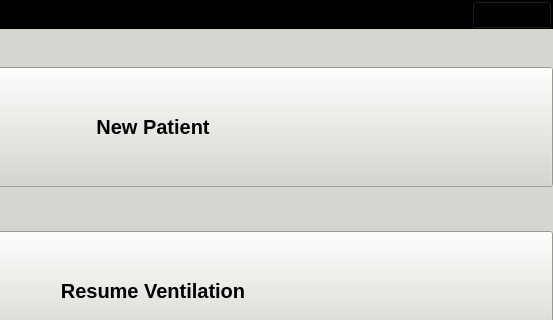
The window that gui/mainwindow.ui (MariuszSuchenek/MVM_GUI_test2) describes before a commit, drawn with Qt 5; both pictures show x 247 to 800 and y 0 to 320 of the 800 by 480 pixel window.
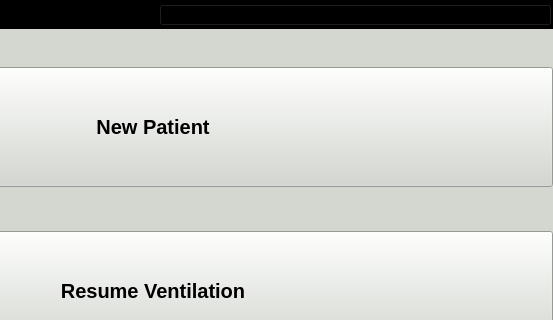
The same window after the commit. The open tabs and pages were chosen to show the change. Custom widgets are drawn as their Qt base class.

Commit message: Avoiding resize of alarmbar

What changed in the file:
```diff
--- a/gui/mainwindow.ui
+++ b/gui/mainwindow.ui
@@ -160,6 +160,15 @@
        </color>
       </brush>
      </colorrole>
+     <colorrole role="PlaceholderText">
+      <brush brushstyle="NoBrush">
+       <color alpha="128">
+        <red>0</red>
+        <green>0</green>
+        <blue>0</blue>
+       </color>
+      </brush>
+     </colorrole>
     </active>
     <inactive>
      <colorrole role="WindowText">
@@ -297,6 +306,15 @@
        </color>
       </brush>
      </colorrole>
+     <colorrole role="PlaceholderText">
+      <brush brushstyle="NoBrush">
+       <color alpha="128">
+        <red>0</red>
+        <green>0</green>
+        <blue>0</blue>
+       </color>
+      </brush>
+     </colorrole>
     </inactive>
     <disabled>
      <colorrole role="WindowText">
@@ -434,6 +452,15 @@
        </color>
       </brush>
      </colorrole>
+     <colorrole role="PlaceholderText">
+      <brush brushstyle="NoBrush">
+       <color alpha="128">
+        <red>0</red>
+        <green>0</green>
+        <blue>0</blue>
+       </color>
+      </brush>
+     </colorrole>
     </disabled>
    </palette>
   </property>
@@ -531,17 +558,8 @@
        </item>
        <item>
         <widget class="QPushButton" name="alarmsnooze">
-         <property name="enabled">
-          <bool>true</bool>
-         </property>
-         <property name="sizePolicy">
-          <sizepolicy hsizetype="Maximum" vsizetype="Expanding">
-           <horstretch>0</horstretch>
-           <verstretch>0</verstretch>
-          </sizepolicy>
-         </property>
          <property name="text">
-          <string>Snooze</string>
+          <string>PushButton</string>
          </property>
         </widget>
        </item>
```
Left out of the diff: 54 changed lines with no effect on the pictures. The commit also changes 1 other file.
